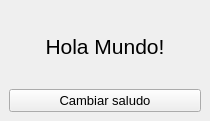
soyXander/Laboratorio-de-Computacion-II, file Trabajos Practicos/TP3/Ejercicio 1/MainWindow.ui: the form before one commit.
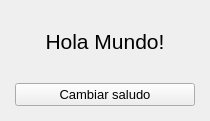
The form after the commit.

```diff
--- a/Trabajos Practicos/TP3/Ejercicio 1/MainWindow.ui
+++ b/Trabajos Practicos/TP3/Ejercicio 1/MainWindow.ui
@@ -15,6 +15,18 @@
   </property>
   <widget class="QWidget" name="centralwidget">
    <layout class="QVBoxLayout" name="verticalLayout_2">
+    <property name="leftMargin">
+     <number>15</number>
+    </property>
+    <property name="topMargin">
+     <number>5</number>
+    </property>
+    <property name="rightMargin">
+     <number>15</number>
+    </property>
+    <property name="bottomMargin">
+     <number>15</number>
+    </property>
     <item>
      <widget class="QLabel" name="mensaje">
       <property name="font">
```
